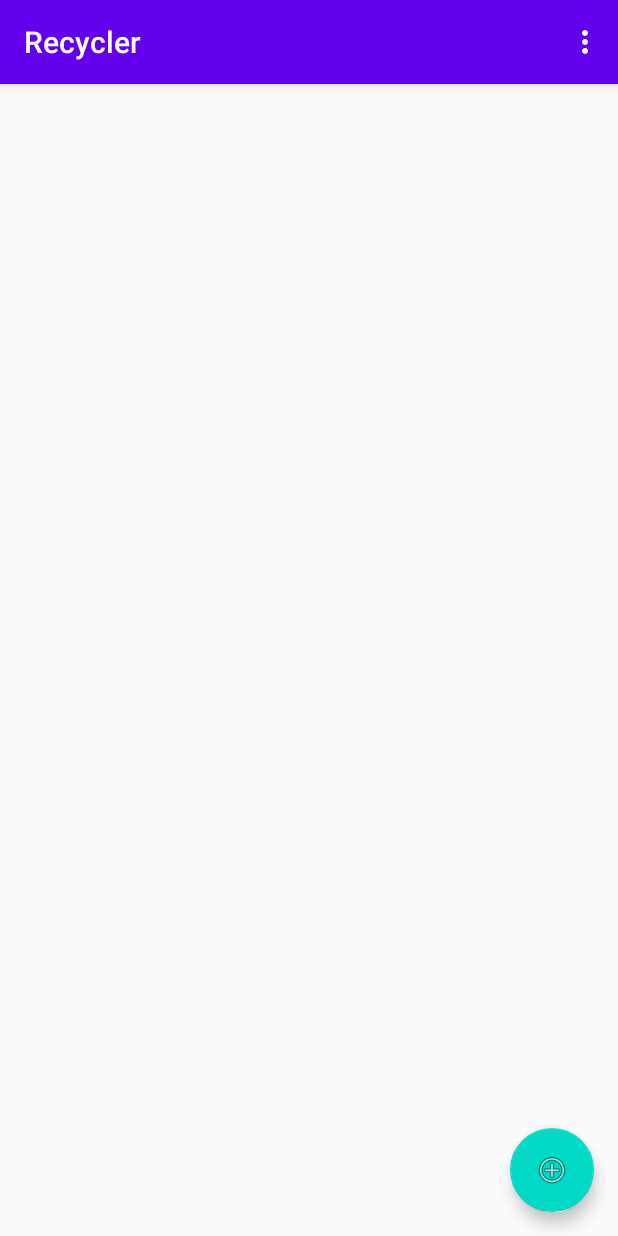
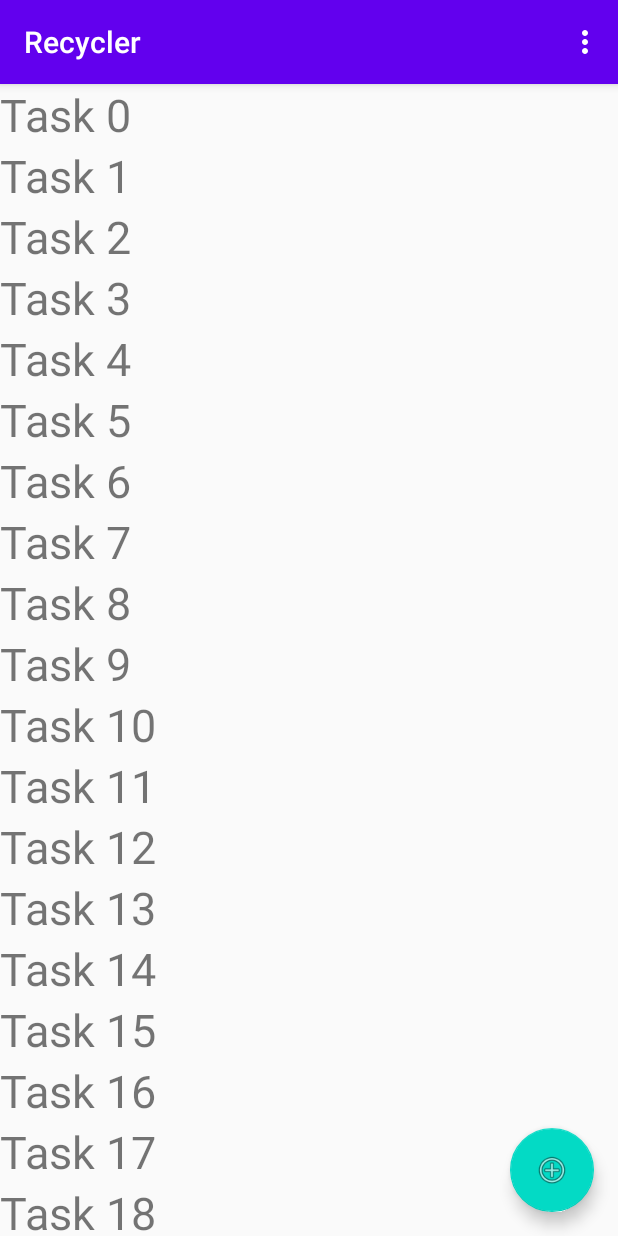
Before and after one commit to vk59/TaskList, an Android app: the screen it shows after launch (MainActivity), on a phone screen of 412 x 824 dp. Run offline under Robolectric (Android 15) with nearby library versions, the phone set to English and light mode, and no system bars; our stand-ins replace Room's generated code, data binding, navigation-ui.

Commit message:
Made RecyclerView

```diff
--- /dev/null
+++ b/app/src/main/java/com/vk59/tasklist/ItemViewHolder.kt
@@ -0,0 +1,12 @@
+package com.vk59.tasklist
+
+import android.view.View
+import android.widget.TextView
+import androidx.recyclerview.widget.RecyclerView
+
+class ItemViewHolder(itemView: View) : RecyclerView.ViewHolder(itemView) {
+
+    var taskNameText: TextView = itemView.findViewById(R.id.taskNameText)
+
+
+}
--- /dev/null
+++ b/app/src/main/java/com/vk59/tasklist/TaskAdapter.kt
@@ -0,0 +1,36 @@
+package com.vk59.tasklist
+
+import android.view.LayoutInflater
+import android.view.View
+import android.view.ViewGroup
+import androidx.recyclerview.widget.RecyclerView
+import com.vk59.tasklist.db.Task
+
+class TaskAdapter : RecyclerView.Adapter<ItemViewHolder>() {
+    private var data: List<Task>? = null
+
+    override fun onCreateViewHolder(parent: ViewGroup, viewType: Int): ItemViewHolder {
+        val inflater: LayoutInflater = LayoutInflater.from(parent.context)
+        val view: View = inflater.inflate(R.layout.item_list, parent, false)
+        return ItemViewHolder(view)
+    }
+
+    override fun onBindViewHolder(holder: ItemViewHolder, position: Int) {
+        if (data != null) {
+            val task: Task = data!![position]
+            holder.taskNameText.text = task.taskName
+        } else
+        {
+            holder.taskNameText.text = ("No tasks")
+        }
+    }
+
+    override fun getItemCount(): Int {
+        return data?.size ?: 0
+    }
+
+    fun setData(data: List<Task>?) {
+        this.data = data
+        notifyDataSetChanged()
+    }
+}
--- a/app/src/main/java/com/vk59/tasklist/TasksListFragment.kt
+++ b/app/src/main/java/com/vk59/tasklist/TasksListFragment.kt
@@ -32,12 +32,12 @@ class TasksListFragment : Fragment() {
             Navigation
                 .findNavController(it).navigate(R.id.action_tasksListFragment_to_addTaskFragment)
         }
+
+        val taskAdapter: TaskAdapter = TaskAdapter()
+        binding.tasksList.adapter = taskAdapter
+
         tasksListViewModel.tasksList.observe(viewLifecycleOwner, { tasks: List<Task> ->
-            val stringBuilder: StringBuilder = StringBuilder()
-            for (task: Task in tasks) {
-                stringBuilder.append(task.taskName + " " + task.taskImportance + "\n")
-            }
-            binding.tasksList.text = stringBuilder.toString()
+            taskAdapter.setData(data = tasks)
         })
         return binding.root
     }
--- a/app/src/main/res/layout/fragment_tasks_list.xml
+++ b/app/src/main/res/layout/fragment_tasks_list.xml
@@ -15,7 +15,7 @@
 
 
         <androidx.recyclerview.widget.RecyclerView
-            android:id="@+id/recycler"
+            android:id="@+id/tasksList"
             android:layout_width="0dp"
             android:layout_height="0dp"
             app:layoutManager="androidx.recyclerview.widget.LinearLayoutManager"
--- /dev/null
+++ b/app/src/main/res/layout/item_list.xml
@@ -0,0 +1,18 @@
+<?xml version="1.0" encoding="utf-8"?>
+<LinearLayout
+    android:layout_height="wrap_content"
+    android:layout_width="match_parent"
+    xmlns:android="http://schemas.android.com/apk/res/android"
+    xmlns:app="http://schemas.android.com/apk/res-auto">
+
+    <TextView
+        android:id="@+id/taskNameText"
+        android:layout_width="match_parent"
+        android:layout_height="wrap_content"
+        android:text="TextView"
+        android:textSize="30sp"
+        app:layout_constraintBottom_toBottomOf="parent"
+        app:layout_constraintEnd_toEndOf="parent"
+        app:layout_constraintStart_toStartOf="parent"
+        app:layout_constraintTop_toTopOf="parent" />
+</LinearLayout>
```
